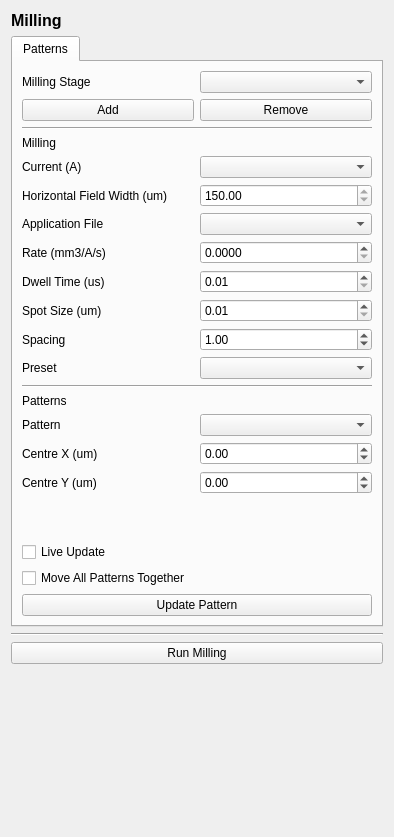
Above: fibsem/ui/qtdesigner_files/FibsemMillingWidget.ui from DeMarcoLab/fibsem before the change. Below: the same form after it.
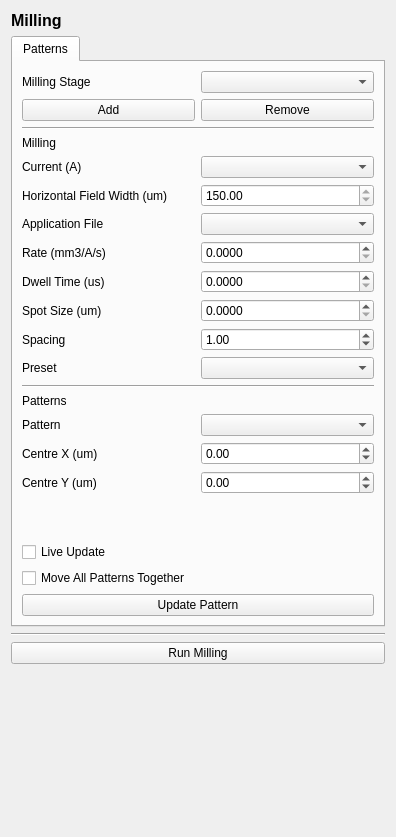
That is the form after the change.

Commit message: removed duplicate milling widget

The edit to the form file:
```diff
--- a/fibsem/ui/qtdesigner_files/FibsemMillingWidget.ui
+++ b/fibsem/ui/qtdesigner_files/FibsemMillingWidget.ui
@@ -6,7 +6,7 @@
    <rect>
     <x>0</x>
     <y>0</y>
-    <width>394</width>
+    <width>396</width>
     <height>837</height>
    </rect>
   </property>
@@ -171,12 +171,21 @@
        </item>
        <item row="10" column="1">
         <widget class="QDoubleSpinBox" name="doubleSpinBox_spot_size">
+         <property name="decimals">
+          <number>4</number>
+         </property>
          <property name="minimum">
-          <double>0.010000000000000</double>
+          <double>0.000000000000000</double>
+         </property>
+         <property name="maximum">
+          <double>100000.000000000000000</double>
          </property>
          <property name="singleStep">
           <double>0.010000000000000</double>
          </property>
+         <property name="value">
+          <double>0.000000000000000</double>
+         </property>
         </widget>
        </item>
        <item row="10" column="0">
@@ -200,6 +209,9 @@
          <property name="singleStep">
           <double>0.010000000000000</double>
          </property>
+         <property name="value">
+          <double>0.000000000000000</double>
+         </property>
         </widget>
        </item>
        <item row="19" column="0">
@@ -257,12 +269,21 @@
        </item>
        <item row="9" column="1">
         <widget class="QDoubleSpinBox" name="doubleSpinBox_dwell_time">
+         <property name="decimals">
+          <number>4</number>
+         </property>
          <property name="minimum">
-          <double>0.010000000000000</double>
+          <double>0.000000000000000</double>
+         </property>
+         <property name="maximum">
+          <double>4000000.000000000000000</double>
          </property>
          <property name="singleStep">
           <double>0.010000000000000</double>
          </property>
+         <property name="value">
+          <double>0.000000000000000</double>
+         </property>
         </widget>
        </item>
        <item row="7" column="1">
```
Left out of the diff: 21 changed lines with no effect on the pictures. The commit also changes 2 other files.
